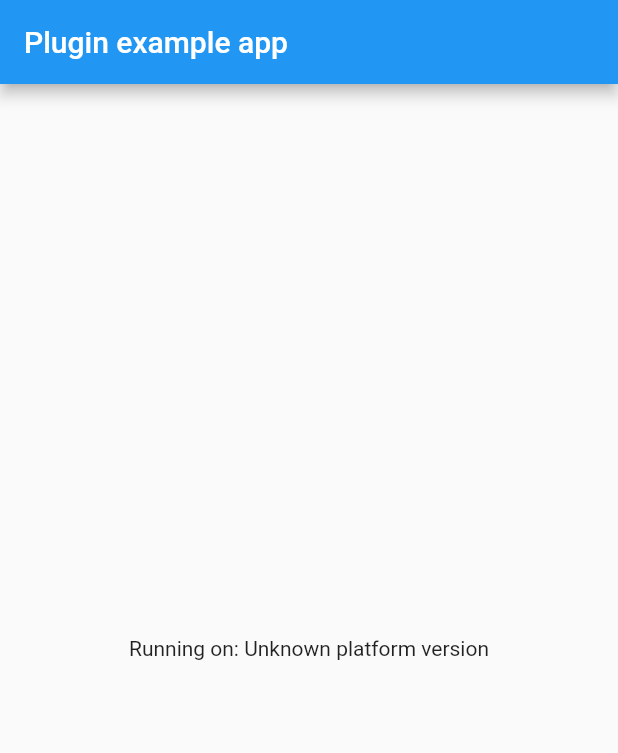
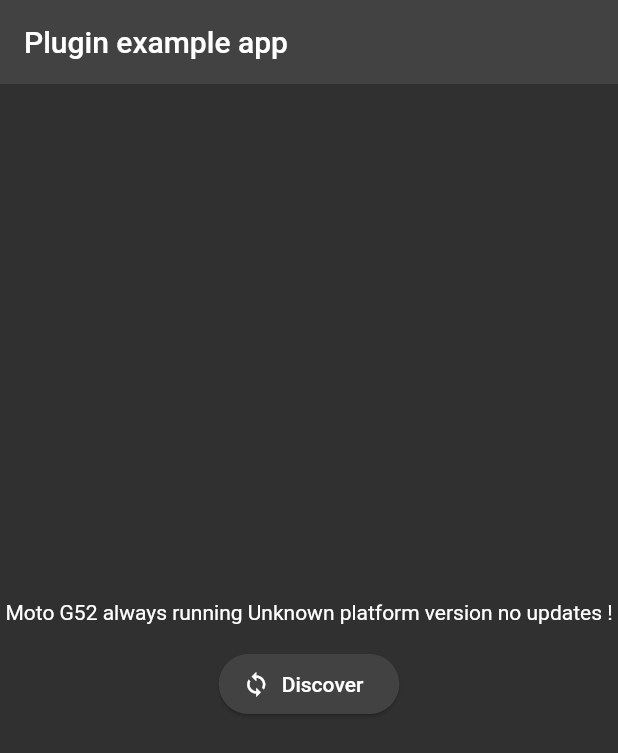
Before and after one commit to ferns-it/flutter_star_printer_sdk, a Flutter app: the screen it shows after launch, on a phone screen of 412 x 824 dp. Shown: the top 753 px of the screen. Run offline on Flutter 3.47's test engine with Material 2 defaults, Android fonts, the phone set to English and light mode, and no system bars; our stand-ins replace fluttertoast, plugin_platform_interface.

Commit message:
initial setup done

```diff
--- a/example/lib/main.dart
+++ b/example/lib/main.dart
@@ -2,6 +2,7 @@ import 'package:flutter/material.dart';
 import 'dart:async';
 
 import 'package:flutter/services.dart';
+import 'package:fluttertoast/fluttertoast.dart';
 import 'package:flutter_star_printer_sdk/flutter_star_printer_sdk.dart';
 
 void main() {
@@ -32,7 +33,8 @@ class _MyAppState extends State<MyApp> {
     // We also handle the message potentially returning null.
     try {
       platformVersion =
-          await _flutterStarPrinterSdkPlugin.getPlatformVersion() ?? 'Unknown platform version';
+          await _flutterStarPrinterSdkPlugin.getPlatformVersion() ??
+              'Unknown platform version';
     } on PlatformException {
       platformVersion = 'Failed to get platform version.';
     }
@@ -50,12 +52,43 @@ class _MyAppState extends State<MyApp> {
   @override
   Widget build(BuildContext context) {
     return MaterialApp(
+      debugShowCheckedModeBanner: false,
+      theme: ThemeData.dark().copyWith(
+        useMaterial3: true,
+        elevatedButtonTheme: const ElevatedButtonThemeData(
+          style: ButtonStyle(
+              foregroundColor: MaterialStatePropertyAll(Colors.white)),
+        ),
+      ),
       home: Scaffold(
         appBar: AppBar(
           title: const Text('Plugin example app'),
         ),
         body: Center(
-          child: Text('Running on: $_platformVersion\n'),
+          child: Column(
+            crossAxisAlignment: CrossAxisAlignment.center,
+            mainAxisAlignment: MainAxisAlignment.center,
+            mainAxisSize: MainAxisSize.min,
+            children: <Widget>[
+              Text('Moto G52 always running $_platformVersion no updates !'),
+              const SizedBox(height: 16.0),
+              ElevatedButton.icon(
+                onPressed: () {
+                  Fluttertoast.showToast(
+                    msg: "Printer Discovery Started!",
+                    toastLength: Toast.LENGTH_SHORT,
+                    gravity: ToastGravity.BOTTOM,
+                    fontSize: 16.0,
+                    backgroundColor: Colors.white,
+                    textColor: Colors.black,
+                  );
+                  _flutterStarPrinterSdkPlugin.discoverPrinter();
+                },
+                icon: const Icon(Icons.sync),
+                label: const Text('Discover'),
+              ),
+            ],
+          ),
         ),
       ),
     );
--- a/pubspec.yaml
+++ b/pubspec.yaml
@@ -11,6 +11,7 @@ dependencies:
   flutter:
     sdk: flutter
   plugin_platform_interface: ^2.0.2
+  fluttertoast: ^8.2.2
 
 dev_dependencies:
   flutter_test:
```
Also changed, not shown: example/pubspec.lock.
